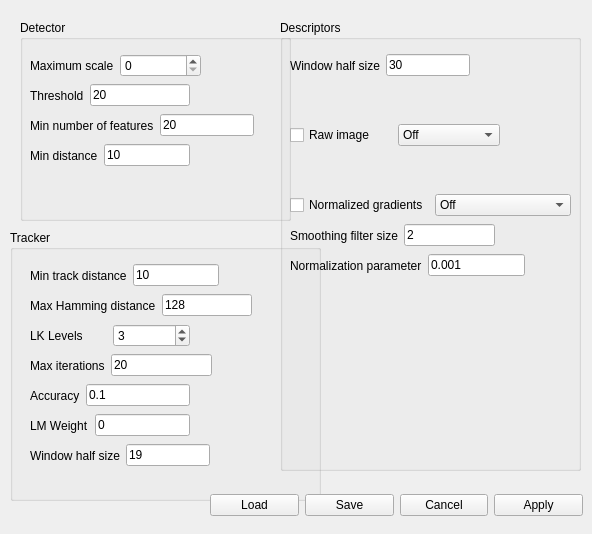
jonabalzer/r4r, file mv_descriptor_learning/preferences.ui: the form before one commit.
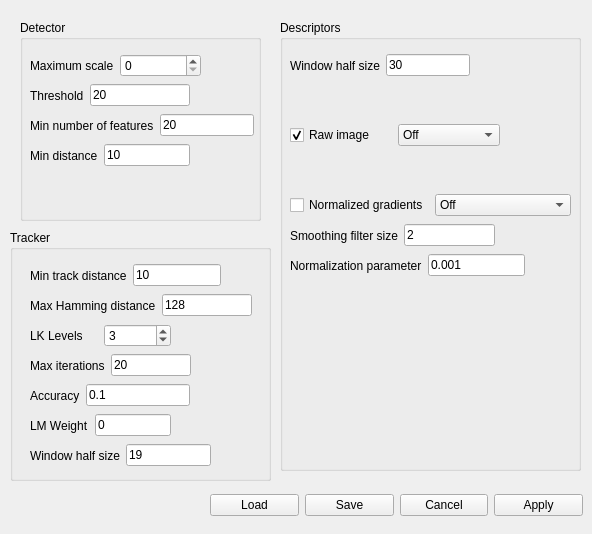
The form after the commit.

The edit to the form file:
```diff
--- a/mv_descriptor_learning/preferences.ui
+++ b/mv_descriptor_learning/preferences.ui
@@ -46,6 +46,9 @@
        <property name="text">
         <string>Raw image</string>
        </property>
+       <property name="checked">
+        <bool>true</bool>
+       </property>
       </widget>
      </item>
      <item>
@@ -196,7 +199,7 @@
     <rect>
      <x>20</x>
      <y>20</y>
-     <width>271</width>
+     <width>241</width>
      <height>201</height>
     </rect>
    </property>
@@ -313,8 +316,8 @@
     <rect>
      <x>10</x>
      <y>230</y>
-     <width>311</width>
-     <height>271</height>
+     <width>261</width>
+     <height>251</height>
     </rect>
    </property>
    <property name="title">
@@ -325,7 +328,7 @@
      <rect>
       <x>20</x>
       <y>30</y>
-      <width>189</width>
+      <width>191</width>
       <height>31</height>
      </rect>
     </property>
@@ -377,7 +380,7 @@
      <rect>
       <x>20</x>
       <y>90</y>
-      <width>160</width>
+      <width>141</width>
       <height>31</height>
      </rect>
     </property>
@@ -406,7 +409,7 @@
      <rect>
       <x>20</x>
       <y>120</y>
-      <width>182</width>
+      <width>161</width>
       <height>31</height>
      </rect>
     </property>
@@ -458,7 +461,7 @@
      <rect>
       <x>20</x>
       <y>180</y>
-      <width>160</width>
+      <width>141</width>
       <height>31</height>
      </rect>
     </property>
@@ -484,7 +487,7 @@
      <rect>
       <x>20</x>
       <y>210</y>
-      <width>180</width>
+      <width>181</width>
       <height>31</height>
      </rect>
     </property>
```
